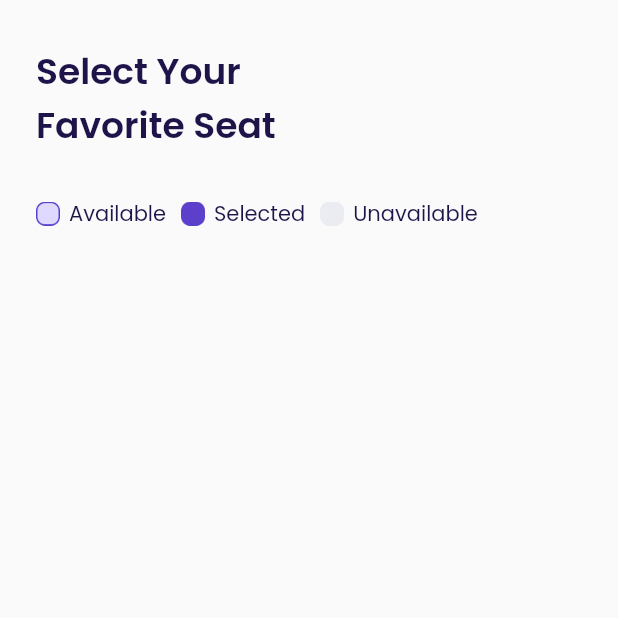
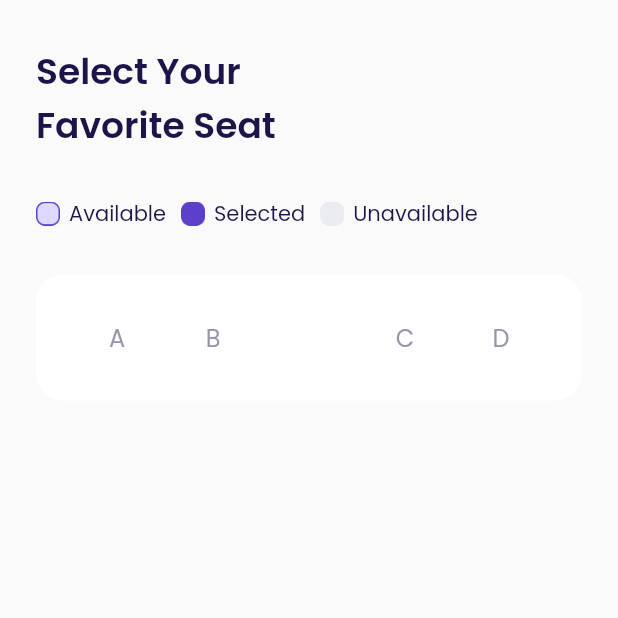
Before and after one commit to mrum13/airplane-flutter, a Flutter app: the ChooseSeatPage screen opened directly, on a phone screen of 412 x 824 dp, the top half of it. Run offline on Flutter 3.47's test engine with Material 2 defaults, Android fonts, the light colour scheme and no system bars; our stand-ins replace google_fonts.

Commit message:
Choose Seat Page - Seat Indicator

```diff
--- a/lib/ui/pages/choose_seat_page.dart
+++ b/lib/ui/pages/choose_seat_page.dart
@@ -65,11 +65,68 @@ class ChooseSeatPage extends StatelessWidget {
       );
     }
 
+    Widget selectSeat() {
+      return Container(
+        width: double.infinity,
+        margin: EdgeInsets.only(top: 30),
+        padding: EdgeInsets.symmetric(
+          horizontal: 22,
+          vertical: 30,
+        ),
+        decoration: BoxDecoration(
+            borderRadius: BorderRadius.circular(18), color: kWhiteColor),
+        child: Column(
+          children: [
+            //SEAT INDICATORS
+            Row(
+              children: [
+                Expanded(
+                    child: Center(
+                  child: Text(
+                    'A',
+                    style: greyTextStyle.copyWith(fontSize: 16),
+                  ),
+                )),
+                Expanded(
+                    child: Center(
+                  child: Text(
+                    'B',
+                    style: greyTextStyle.copyWith(fontSize: 16),
+                  ),
+                )),
+                Expanded(
+                    child: Center(
+                  child: Text(
+                    '',
+                    style: greyTextStyle.copyWith(fontSize: 16),
+                  ),
+                )),
+                Expanded(
+                    child: Center(
+                  child: Text(
+                    'C',
+                    style: greyTextStyle.copyWith(fontSize: 16),
+                  ),
+                )),
+                Expanded(
+                    child: Center(
+                  child: Text(
+                    'D',
+                    style: greyTextStyle.copyWith(fontSize: 16),
+                  ),
+                )),
+              ],
+            )
+          ],
+        ),
+      );
+    }
+
     return Scaffold(
       backgroundColor: kBackgroundColor,
       body: ListView(
         padding: EdgeInsets.symmetric(horizontal: 24),
-        children: [title(), seatStatus()],
+        children: [title(), seatStatus(), selectSeat()],
       ),
     );
   }
```
